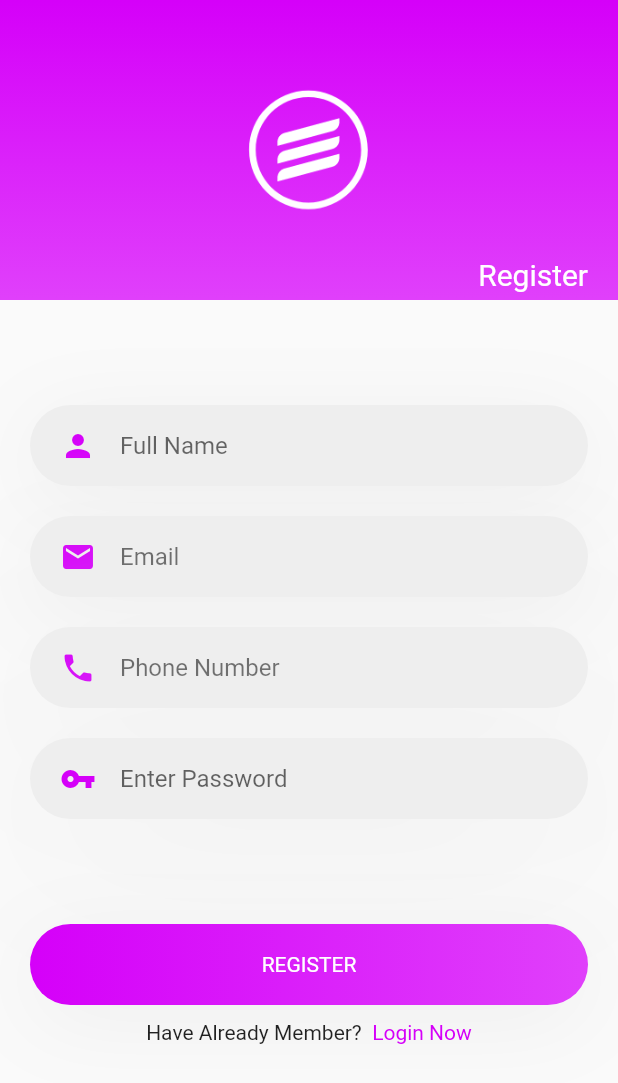
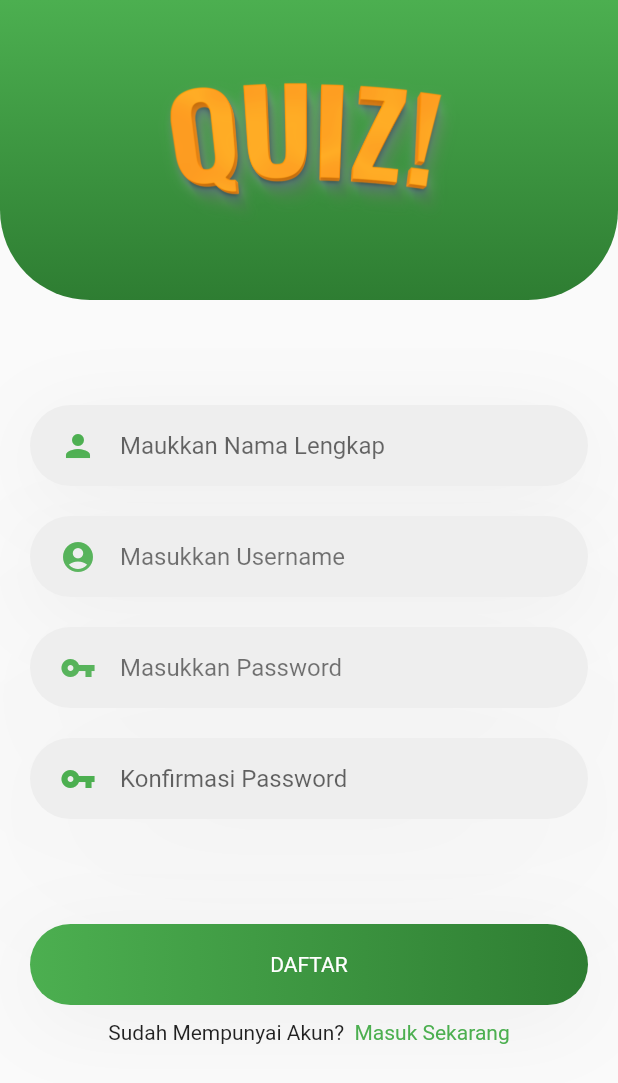
Before and after one commit to ilham2025/uts-flutter-ui, a Flutter app: the SignUpScreen screen opened directly, on a phone screen of 412 x 824 dp. Shown: the top 1083 px of the screen. Run offline on Flutter 3.47's test engine with Material 2 defaults, Android fonts, the phone set to English and light mode, and no system bars.

Commit message:
uts pem-lanjut kel4

```diff
--- a/lib/signup_screen.dart
+++ b/lib/signup_screen.dart
@@ -17,8 +17,9 @@ class InitState extends State<SignUpScreen> {
                 Container(
                   height: 200,
                   decoration: BoxDecoration(
-                    color: new Color(0xFFD500F9),
-                    gradient: LinearGradient(colors: [(new  Color(0xFFD500F9)), new Color(0xFFE040FB)],
+                    borderRadius: BorderRadius.only(bottomLeft: Radius.circular(60), bottomRight: Radius.circular(60)),
+                    color: new Color(0xFF4CAF50),
+                    gradient: LinearGradient(colors: [(new  Color(0xFF4CAF50)), new Color(0xFF2E7D32)],
                       begin: Alignment.topCenter,
                       end: Alignment.bottomCenter,
                     ),
@@ -29,24 +30,11 @@ class InitState extends State<SignUpScreen> {
                         crossAxisAlignment: CrossAxisAlignment.center,
                         children: [
                           Container(
-                            margin: EdgeInsets.only(top: 50),
                             child: Image.asset(
-                              "images/app_logo.png",
-                              height: 90,
-                              width: 90,
+                              "images/logo_quiz.png",
+                              height: 100,
                             ),
                           ),
-                          Container(
-                            margin: EdgeInsets.only(right: 20, top: 20),
-                            alignment: Alignment.bottomRight,
-                            child: Text(
-                              "Register",
-                              style: TextStyle(
-                                  fontSize: 20,
-                                  color: Colors.white
-                              ),
-                            ),
-                          )
                         ],
                       )
                   ),
@@ -69,13 +57,13 @@ class InitState extends State<SignUpScreen> {
                     ],
                   ),
                   child: TextField(
-                    cursorColor: Color(0xFFD500F9),
+                    cursorColor: Color(0xFF4CAF50),
                     decoration: InputDecoration(
                       icon: Icon(
                         Icons.person,
-                        color: Color(0xFFD500F9),
+                        color: Color(0xFF4CAF50),
                       ),
-                      hintText: "Full Name",
+                      hintText: "Maukkan Nama Lengkap",
                       enabledBorder: InputBorder.none,
                       focusedBorder: InputBorder.none,
                     ),
@@ -99,13 +87,13 @@ class InitState extends State<SignUpScreen> {
                     ],
                   ),
                   child: TextField(
-                    cursorColor: Color(0xFFD500F9),
+                    cursorColor: Color(0xFF4CAF50),
                     decoration: InputDecoration(
                       icon: Icon(
-                        Icons.email,
-                        color: Color(0xFFD500F9),
+                        Icons.account_circle,
+                        color: Color(0xFF4CAF50),
                       ),
-                      hintText: "Email",
+                      hintText: "Masukkan Username",
                       enabledBorder: InputBorder.none,
                       focusedBorder: InputBorder.none,
                     ),
@@ -129,14 +117,14 @@ class InitState extends State<SignUpScreen> {
                     ],
                   ),
                   child: TextField(
-                    cursorColor: Color(0xFFD500F9),
+                    cursorColor: Color(0xFF4CAF50),
                     decoration: InputDecoration(
-                      focusColor: Color(0xFFD500F9),
+                      focusColor: Color(0xFF4CAF50),
                       icon: Icon(
-                        Icons.phone,
-                        color: Color(0xFFD500F9),
+                        Icons.vpn_key,
+                        color: Color(0xFF4CAF50),
                       ),
-                      hintText: "Phone Number",
+                      hintText: "Masukkan Password",
                       enabledBorder: InputBorder.none,
                       focusedBorder: InputBorder.none,
                     ),
@@ -159,14 +147,14 @@ class InitState extends State<SignUpScreen> {
                     ],
                   ),
                   child: TextField(
-                    cursorColor: Color(0xFFD500F9),
+                    cursorColor: Color(0xFF4CAF50),
                     decoration: InputDecoration(
-                      focusColor: Color(0xFFD500F9),
+                      focusColor: Color(0xFF4CAF50),
                       icon: Icon(
                         Icons.vpn_key,
-                        color: Color(0xFFD500F9),
+                        color: Color(0xFF4CAF50),
                       ),
-                      hintText: "Enter Password",
+                      hintText: "Konfirmasi Password",
                       enabledBorder: InputBorder.none,
                       focusedBorder: InputBorder.none,
                     ),
@@ -183,7 +171,7 @@ class InitState extends State<SignUpScreen> {
                     padding: EdgeInsets.only(left: 20, right: 20),
                     height: 54,
                     decoration: BoxDecoration(
-                      gradient: LinearGradient(colors: [(new  Color(0xFFD500F9)), new Color(0xFFE040FB)],
+                      gradient: LinearGradient(colors: [(new  Color(0xFF4CAF50)), new Color(0xFF2E7D32)],
                           begin: Alignment.centerLeft,
                           end: Alignment.centerRight
                       ),
@@ -198,7 +186,7 @@ class InitState extends State<SignUpScreen> {
                       ],
                     ),
                     child: Text(
-                      "REGISTER",
+                      "DAFTAR",
                       style: TextStyle(
                           color: Colors.white
                       ),
@@ -210,12 +198,12 @@ class InitState extends State<SignUpScreen> {
                   child: Row(
                     mainAxisAlignment: MainAxisAlignment.center,
                     children: [
-                      Text("Have Already Member?  "),
+                      Text("Sudah Mempunyai Akun?  "),
                       GestureDetector(
                         child: Text(
-                          "Login Now",
+                          "Masuk Sekarang",
                           style: TextStyle(
-                              color: Color(0xFFD500F9)
+                              color: Color(0xFF4CAF50)
                           ),
                         ),
                         onTap: () {
--- a/pubspec.yaml
+++ b/pubspec.yaml
@@ -29,6 +29,7 @@ dependencies:
   # The following adds the Cupertino Icons font to your application.
   # Use with the CupertinoIcons class for iOS style icons.
   cupertino_icons: ^0.1.3
+  lottie: ^1.2.1
 
 dev_dependencies:
   flutter_test:
@@ -48,6 +49,7 @@ flutter:
   # To add assets to your application, add an assets section, like this:
   assets:
     - images/app_logo.png
+    - images/logo_quiz.png
 
   # An image asset can refer to one or more resolution-specific "variants", see
   # https://flutter.dev/assets-and-images/#resolution-aware.
```
Also changed, not shown: lib/login_screen.dart (+40 -56 lines), lib/splash_screen.dart (+16 -15 lines), images/app_logo.png (deleted), images/logo_quiz.png (added), pubspec.lock, 15 other files.
